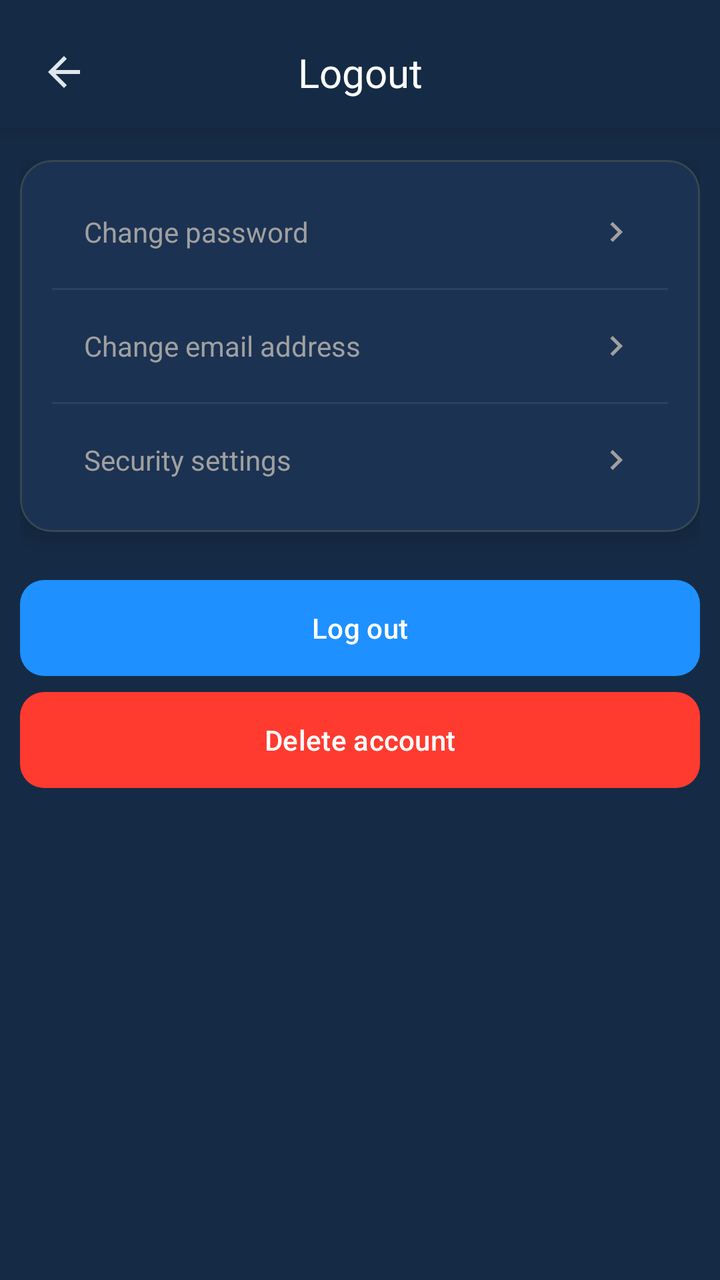
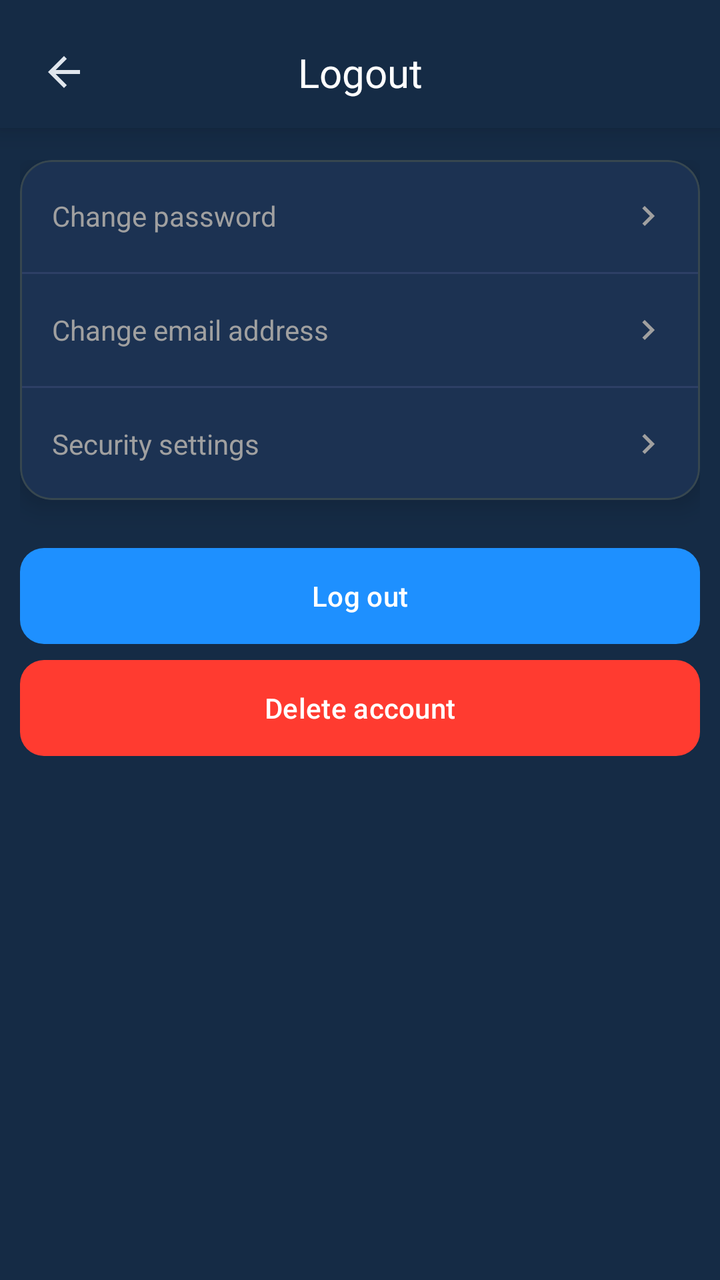

Two renders of the same Android screen: before a commit and after it. Below are the layout's source before the change and the commit's diff.
<!-- AndroidManifest.xml: application theme AppTheme -->
<!-- res/layout/fragment_logout.xml -->
<?xml version="1.0" encoding="utf-8"?>
<androidx.constraintlayout.widget.ConstraintLayout 
    xmlns:android="http://schemas.android.com/apk/res/android"
    xmlns:app="http://schemas.android.com/apk/res-auto"
    xmlns:tools="http://schemas.android.com/tools"
    android:layout_width="match_parent"
    android:layout_height="match_parent"
    android:background="@color/background_color"
    tools:context=".ui.tabs.settings.logout.LogoutFragment">

    
    <androidx.constraintlayout.widget.ConstraintLayout
        android:id="@+id/headerContainer"
        android:layout_width="0dp"
        android:layout_height="wrap_content"
        android:paddingHorizontal="16dp"
        android:paddingTop="20dp"
        android:paddingBottom="12dp"
        android:background="@color/background_color"
        android:elevation="8dp"
        app:layout_constraintTop_toTopOf="parent"
        app:layout_constraintStart_toStartOf="parent"
        app:layout_constraintEnd_toEndOf="parent">

        
        <ImageView
            android:id="@+id/btnBack"
            android:layout_width="32dp"
            android:layout_height="32dp"
            android:src="@drawable/ic_back"
            android:scaleType="center"
            app:tint="?attr/colorOnSurface"
            android:clickable="true"
            android:focusable="true"
            android:contentDescription="@string/logout_back_button_desc"
            app:layout_constraintStart_toStartOf="parent"
            app:layout_constraintTop_toTopOf="parent"
            app:layout_constraintBottom_toBottomOf="parent" />

        
        <TextView
            android:id="@+id/tvTitle"
            style="@style/TextAppearance.Aqua.EditProfileTitle"
            android:layout_width="wrap_content"
            android:layout_height="wrap_content"
            android:text="@string/logout_title"
            android:importantForAccessibility="yes"
            app:layout_constraintTop_toTopOf="parent"
            app:layout_constraintBottom_toBottomOf="parent"
            app:layout_constraintStart_toStartOf="parent"
            app:layout_constraintEnd_toEndOf="parent" />
    </androidx.constraintlayout.widget.ConstraintLayout>

    
    <ScrollView
        android:id="@+id/scrollContent"
        android:layout_width="0dp"
        android:layout_height="0dp"
        android:fillViewport="true"
        android:clipToPadding="false"
        app:layout_constraintTop_toBottomOf="@id/headerContainer"
        app:layout_constraintBottom_toBottomOf="parent"
        app:layout_constraintStart_toStartOf="parent"
        app:layout_constraintEnd_toEndOf="parent">

        <LinearLayout
            android:id="@+id/contentRoot"
            android:layout_width="match_parent"
            android:layout_height="wrap_content"
            android:orientation="vertical"
            android:paddingTop="16dp"
            android:paddingBottom="16dp"
            android:paddingStart="10dp"
            android:paddingEnd="10dp">

            
            <com.google.android.material.card.MaterialCardView
                android:id="@+id/cardAccountActions"
                android:layout_width="match_parent"
                android:layout_height="wrap_content"
                style="@style/Widget.Aqua.CardStyles">

                <LinearLayout
                    android:layout_width="match_parent"
                    android:layout_height="wrap_content"
                    android:orientation="vertical"
                    android:paddingHorizontal="16dp"
                    android:paddingVertical="8dp">

                    
                    <LinearLayout
                        android:id="@+id/rowChangePassword"
                        android:layout_width="match_parent"
                        android:layout_height="56dp"
                        android:paddingHorizontal="16dp"
                        android:gravity="center_vertical"
                        android:clickable="true"
                        android:focusable="true"
                        android:foreground="?attr/selectableItemBackground"
                        android:background="@android:color/transparent"
                        android:contentDescription="@string/account_settings_change_password_desc">

                        <TextView
                            android:layout_width="0dp"
                            android:layout_height="wrap_content"
                            android:layout_weight="1"
                            android:text="@string/account_settings_change_password"
                            android:textColor="@color/settings_text_secondary"
                            android:textSize="14sp"/>

                        <ImageView
                            android:layout_width="20dp"
                            android:layout_height="20dp"
                            android:src="@drawable/ic_arrow_right"
                            app:tint="@color/settings_text_secondary"
                            android:contentDescription="@string/settings_arrow_desc"/>
                    </LinearLayout>

                    <View
                    android:layout_width="match_parent"
                    android:layout_height="1dp"
                    android:background="@color/settings_divider"/>

                    
                    <LinearLayout
                        android:id="@+id/rowChangeEmail"
                        android:layout_width="match_parent"
                        android:layout_height="56dp"
                        android:paddingHorizontal="16dp"
                        android:gravity="center_vertical"
                        android:clickable="true"
                        android:focusable="true"
                        android:foreground="?attr/selectableItemBackground"
                        android:background="@android:color/transparent"
                        android:contentDescription="@string/account_settings_change_email_desc">

                        <TextView
                            android:layout_width="0dp"
                            android:layout_height="wrap_content"
                            android:layout_weight="1"
                            android:text="@string/account_settings_change_email"
                            android:textColor="@color/settings_text_secondary"
                            android:textSize="14sp"/>

                        <ImageView
                            android:layout_width="20dp"
                            android:layout_height="20dp"
                            android:src="@drawable/ic_arrow_right"
                            app:tint="@color/settings_text_secondary"
                            android:contentDescription="@string/settings_arrow_desc"/>
                    </LinearLayout>

                    <View
                        android:layout_width="match_parent"
                        android:layout_height="1dp"
                        android:background="@color/settings_divider"/>

                    
                    <LinearLayout
                        android:id="@+id/rowSecuritySettings"
                        android:layout_width="match_parent"
                        android:layout_height="56dp"
                        android:paddingHorizontal="16dp"
                        android:gravity="center_vertical"
                        android:clickable="true"
                        android:focusable="true"
                        android:foreground="?attr/selectableItemBackground"
                        android:background="@android:color/transparent"
                        android:contentDescription="@string/account_settings_security_settings_desc">

                        <TextView
                            android:layout_width="0dp"
                            android:layout_height="wrap_content"
                            android:layout_weight="1"
                            android:text="@string/account_settings_security_settings"
                            android:textColor="@color/settings_text_secondary"
                            android:textSize="14sp"/>

                        <ImageView
                            android:layout_width="20dp"
                            android:layout_height="20dp"
                            android:src="@drawable/ic_arrow_right"
                            app:tint="@color/settings_text_secondary"
                            android:contentDescription="@string/settings_arrow_desc"/>
                    </LinearLayout>

                </LinearLayout>
            </com.google.android.material.card.MaterialCardView>

            
            <View
                android:layout_width="match_parent"
                android:layout_height="24dp" />

            
<com.google.android.material.button.MaterialButton
    android:id="@+id/btnLogout"
    style="@style/Widget.Aqua.PrimaryButton"
    android:layout_width="match_parent"
    android:layout_height="wrap_content"
    android:layout_marginTop="0dp"
    android:text="@string/account_settings_logout"
    android:contentDescription="@string/account_settings_logout_desc" />


<com.google.android.material.button.MaterialButton
    android:id="@+id/btnDeleteAccount"
    style="@style/Widget.Aqua.DangerButton"
    android:layout_width="match_parent"
    android:layout_height="wrap_content"
    android:layout_marginTop="8dp"
    android:text="@string/account_settings_delete_account"
    android:contentDescription="@string/account_settings_delete_account_desc" />

        </LinearLayout>
    </ScrollView>

</androidx.constraintlayout.widget.ConstraintLayout>
<!-- resources referenced by this layout -->
<resources>
  <color name="background_color">#152B45</color>
  <color name="settings_divider">#2D3F66</color>
  <color name="settings_text_secondary">#A0A0A0</color>
  <!-- drawable ic_arrow_right (drawable) -->
  <vector xmlns:android="http://schemas.android.com/apk/res/android"
      android:width="24dp"
      android:height="24dp"
      android:viewportWidth="24"
      android:viewportHeight="24">
  
      <path
          android:fillColor="#A0A0A0"
          android:pathData="M8.59,16.59L13.17,12L8.59,7.41L10,6L16,12L10,18L8.59,16.59Z"/>
  </vector>
  <!-- drawable ic_back (drawable) -->
  <?xml version="1.0" encoding="utf-8"?>
  <vector xmlns:android="http://schemas.android.com/apk/res/android"
      android:width="24dp"
      android:height="24dp"
      android:viewportWidth="24"
      android:viewportHeight="24">
  
      <path
          android:fillColor="@android:color/white"
          android:pathData="M20,11H7.83L13.42,5.41L12,4l-8,8 8,8 1.41,-1.41L7.83,13H20v-2z" />
  </vector>
  <string name="account_settings_change_email">Change email address</string>
  <string name="account_settings_change_email_desc">
          Open screen to change your email address
      </string>
  <string name="account_settings_change_password">Change password</string>
  <string name="account_settings_change_password_desc">
          Open screen to change your account password
      </string>
  <string name="account_settings_delete_account">Delete account</string>
  <string name="account_settings_delete_account_desc">
          Permanently delete your account and all related data
      </string>
  <string name="account_settings_logout">Log out</string>
  <string name="account_settings_logout_desc">
          Sign out of your AquaLight account
      </string>
  <string name="account_settings_security_settings">Security settings</string>
  <string name="account_settings_security_settings_desc">
          Manage security options for your account
      </string>
  <string name="logout_back_button_desc">Go back from logout screen</string>
  <string name="logout_title">Logout</string>
  <string name="settings_arrow_desc">Go to details</string>
  <style name="TextAppearance.Aqua.EditProfileTitle" parent="TextAppearance.Material3.TitleLarge">
      <item name="fontFamily">@font/inter_semibold</item>
      <item name="android:fontFamily">@font/inter_semibold</item>
      <item name="android:textColor">@android:color/white</item>
      <item name="android:textSize">20sp</item>
  </style>
  <style name="Widget.Aqua.CardStyles" parent="Widget.MaterialComponents.CardView">
      <item name="cardBackgroundColor">@color/settings_card_background</item>
      <item name="cardCornerRadius">16dp</item>
      <item name="cardElevation">8dp</item>
      <item name="cardUseCompatPadding">false</item>
  </style>
  <style name="Widget.Aqua.DangerButton" parent="@style/Widget.Aqua.PrimaryButton">
      <item name="backgroundTint">@color/aqua_button_red</item>
  </style>
  <color name="settings_card_background">#1C3252</color>
  <color name="aqua_button_red">#FF3B30</color>
  <color name="aqua_button_blue">#1E90FF</color>
  <color name="md_theme_light_primary">#2196F3</color>
  <color name="md_theme_light_onPrimary">#FFFFFF</color>
  <color name="md_theme_light_secondary">#4A6363</color>
  <color name="md_theme_light_onSecondary">#FFFFFF</color>
  <color name="md_theme_light_background">#152B45</color>
  <color name="md_theme_light_surface">#152B45</color>
  <color name="md_theme_light_onSurface">#E0E6ED</color>
  <color name="md_theme_light_surfaceVariant">#233042</color>
  <color name="md_theme_light_onSurfaceVariant">#5C6B75</color>
  <color name="md_theme_light_outline">#455A64</color>
  <color name="md_theme_light_outlineVariant">#37474F</color>
  <color name="md_theme_light_error">#D32F2F</color>
  <color name="md_theme_light_onError">#FFFFFF</color>
  <!-- unchanged entries left out for length: 2 -->
</resources>

<!-- the commit's change to res/layout/fragment_logout.xml (unified diff, before → after) -->
@@ -83,9 +83,7 @@
                 <LinearLayout
                     android:layout_width="match_parent"
                     android:layout_height="wrap_content"
-                    android:orientation="vertical"
-                    android:paddingHorizontal="16dp"
-                    android:paddingVertical="8dp">
+                    android:orientation="vertical">
 
                     
                     <LinearLayout
@@ -96,8 +94,7 @@
                         android:gravity="center_vertical"
                         android:clickable="true"
                         android:focusable="true"
-                        android:foreground="?attr/selectableItemBackground"
-                        android:background="@android:color/transparent"
+                        android:background="?android:attr/selectableItemBackground"
                         android:contentDescription="@string/account_settings_change_password_desc">
 
                         <TextView
@@ -117,9 +114,9 @@
                     </LinearLayout>
 
                     <View
-                    android:layout_width="match_parent"
-                    android:layout_height="1dp"
-                    android:background="@color/settings_divider"/>
+                        android:layout_width="match_parent"
+                        android:layout_height="1dp"
+                        android:background="@color/settings_divider"/>
 
                     
                     <LinearLayout
@@ -130,8 +127,7 @@
                         android:gravity="center_vertical"
                         android:clickable="true"
                         android:focusable="true"
-                        android:foreground="?attr/selectableItemBackground"
-                        android:background="@android:color/transparent"
+                        android:background="?android:attr/selectableItemBackground"
                         android:contentDescription="@string/account_settings_change_email_desc">
 
                         <TextView
@@ -164,8 +160,7 @@
                         android:gravity="center_vertical"
                         android:clickable="true"
                         android:focusable="true"
-                        android:foreground="?attr/selectableItemBackground"
-                        android:background="@android:color/transparent"
+                        android:background="?android:attr/selectableItemBackground"
                         android:contentDescription="@string/account_settings_security_settings_desc">
 
                         <TextView
@@ -193,24 +188,24 @@
                 android:layout_height="24dp" />
 
             
-<com.google.android.material.button.MaterialButton
-    android:id="@+id/btnLogout"
-    style="@style/Widget.Aqua.PrimaryButton"
-    android:layout_width="match_parent"
-    android:layout_height="wrap_content"
-    android:layout_marginTop="0dp"
-    android:text="@string/account_settings_logout"
-    android:contentDescription="@string/account_settings_logout_desc" />
-
-
-<com.google.android.material.button.MaterialButton
-    android:id="@+id/btnDeleteAccount"
-    style="@style/Widget.Aqua.DangerButton"
-    android:layout_width="match_parent"
-    android:layout_height="wrap_content"
-    android:layout_marginTop="8dp"
-    android:text="@string/account_settings_delete_account"
-    android:contentDescription="@string/account_settings_delete_account_desc" />
+            <com.google.android.material.button.MaterialButton
+                android:id="@+id/btnLogout"
+                style="@style/Widget.Aqua.PrimaryButton"
+                android:layout_width="match_parent"
+                android:layout_height="wrap_content"
+                android:layout_marginTop="0dp"
+                android:text="@string/account_settings_logout"
+                android:contentDescription="@string/account_settings_logout_desc" />
+
+            
+            <com.google.android.material.button.MaterialButton
+                android:id="@+id/btnDeleteAccount"
+                style="@style/Widget.Aqua.DangerButton"
+                android:layout_width="match_parent"
+                android:layout_height="wrap_content"
+                android:layout_marginTop="8dp"
+                android:text="@string/account_settings_delete_account"
+                android:contentDescription="@string/account_settings_delete_account_desc" />
 
         </LinearLayout>
     </ScrollView>
